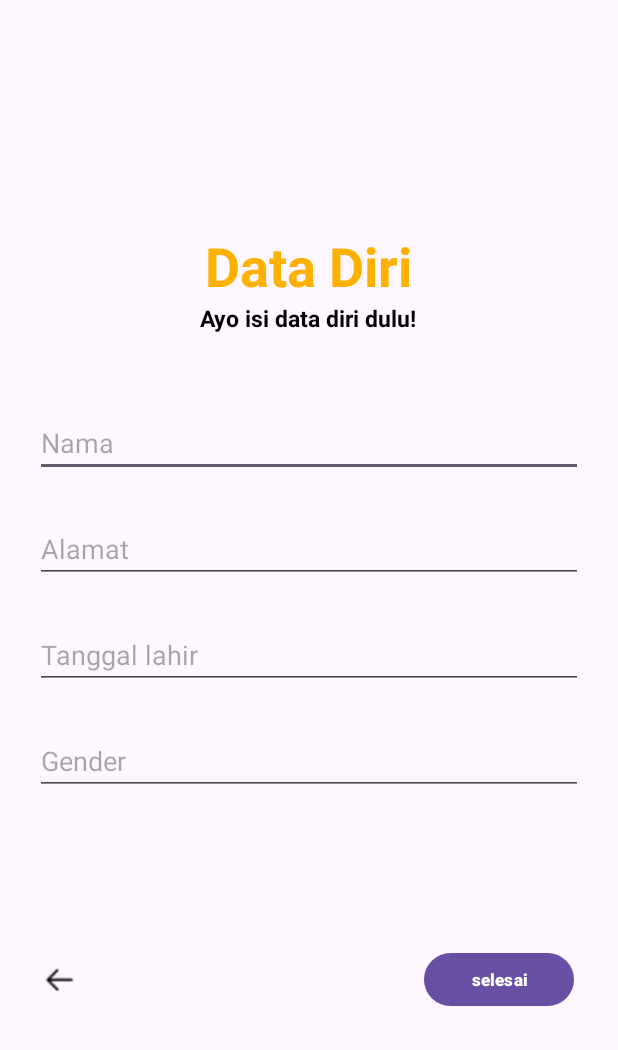
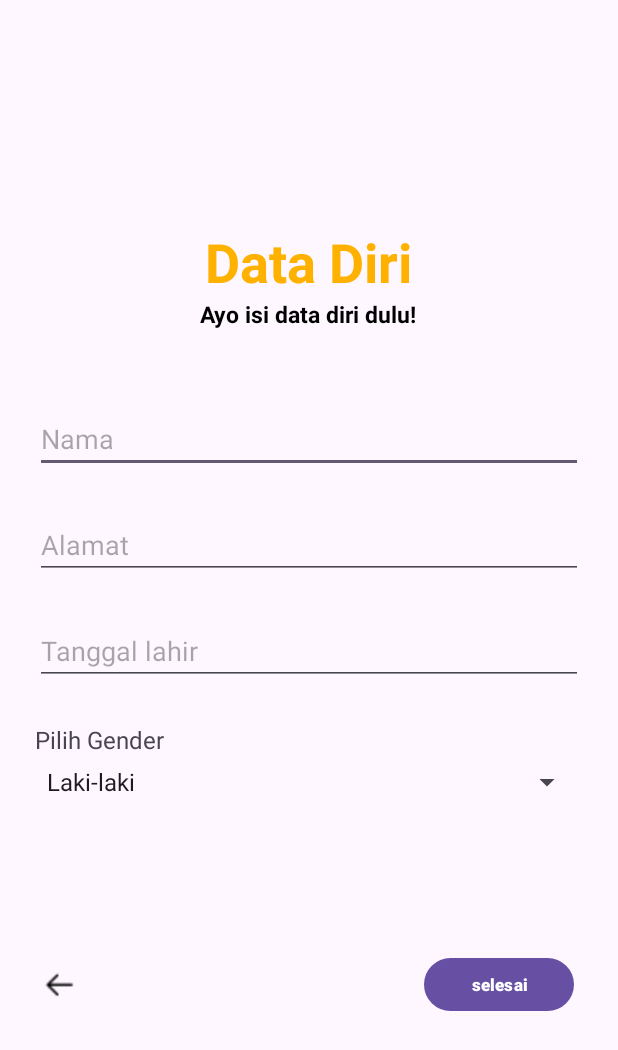
Before and after one commit to PRisadana/Teknofasi-App, an Android app: the PersonalDataMahasiswa2 screen opened directly, with no data from a screen before it, on a phone screen of 412 x 824 dp. Shown: the top 1050 px of the screen. Run offline under Robolectric (Android 15) with nearby library versions, the phone set to English and light mode, and no system bars.

Commit message:
Memberikan Dropdown Gender

```diff
--- a/app/src/main/java/com/example/teknofasi/PersonalDataMahasiswa2.kt
+++ b/app/src/main/java/com/example/teknofasi/PersonalDataMahasiswa2.kt
@@ -3,26 +3,39 @@ package com.example.teknofasi
 import android.app.DatePickerDialog
 import android.content.Intent
 import android.os.Bundle
+import android.os.Parcel
+import android.os.Parcelable
+import android.view.View
+import android.widget.AdapterView
 import android.widget.Button
 import android.widget.EditText
 import android.widget.ImageView
 import androidx.activity.enableEdgeToEdge
 import androidx.appcompat.app.AppCompatActivity
+import android.widget.ArrayAdapter
+import android.widget.Spinner
+import android.widget.Toast
 import androidx.core.view.ViewCompat
 import androidx.core.view.WindowInsetsCompat
 import java.util.Calendar
 
-class PersonalDataMahasiswa2 : AppCompatActivity() {
+class PersonalDataMahasiswa2() : AppCompatActivity(), Parcelable {
     private lateinit var panahkiriImageView: ImageView
     private lateinit var selesaiButton: Button
     private lateinit var tanggallahirEditText: EditText
+    private lateinit var genderSpinner: Spinner
 
     private lateinit var namaEditText: EditText
+
+    constructor(parcel: Parcel) : this() {
+
+    }
 
     private fun initComponents() {
         panahkiriImageView = findViewById(R.id.panahKiri)
         selesaiButton = findViewById(R.id.selesai)
         tanggallahirEditText = findViewById(R.id.tanggalLahirEditText)
+        genderSpinner = findViewById(R.id.genderSpinner)
 
         namaEditText = findViewById(R.id.namaAsliEditText)
     }
@@ -43,6 +56,24 @@ class PersonalDataMahasiswa2 : AppCompatActivity() {
 
         datePickerDialog.show()
 
+    }
+
+    override fun writeToParcel(parcel: Parcel, flags: Int) {
+
+    }
+
+    override fun describeContents(): Int {
+        return 0
+    }
+
+    companion object CREATOR : Parcelable.Creator<PersonalDataMahasiswa2> {
+        override fun createFromParcel(parcel: Parcel): PersonalDataMahasiswa2 {
+            return PersonalDataMahasiswa2(parcel)
+        }
+
+        override fun newArray(size: Int): Array<PersonalDataMahasiswa2?> {
+            return arrayOfNulls(size)
+        }
     }
 
     override fun onCreate(savedInstanceState: Bundle?) {
@@ -78,6 +109,38 @@ class PersonalDataMahasiswa2 : AppCompatActivity() {
             startActivity(intent)
         }
 
+        // Buat ArrayAdapter menggunakan array gender dan layout default spinner
+        ArrayAdapter.createFromResource(
+            this,
+            R.array.gender_array,
+            android.R.layout.simple_spinner_item
+        ).also { adapter ->
+            // Tentukan layout yang akan digunakan saat daftar pilihan muncul
+            adapter.setDropDownViewResource(android.R.layout.simple_spinner_dropdown_item)
+            // Terapkan adapter ke spinner
+            genderSpinner.adapter = adapter
+        }
+
+        genderSpinner.onItemSelectedListener = object : AdapterView.OnItemSelectedListener {
+            override fun onItemSelected(
+                parent: AdapterView<*>,
+                view: View?,
+                position: Int,
+                id: Long
+            ) {
+                val selectedGender = parent.getItemAtPosition(position).toString()
+                Toast.makeText(
+                    this@PersonalDataMahasiswa2,
+                    "Selected gender: $selectedGender",
+                    Toast.LENGTH_SHORT
+                ).show()
+            }
+
+            override fun onNothingSelected(parent: AdapterView<*>) {
+                // Do nothing
+            }
+
+        }
+
     }
-
 }
--- a/app/src/main/res/layout/data_diri_mahasiswa_lanjut.xml
+++ b/app/src/main/res/layout/data_diri_mahasiswa_lanjut.xml
@@ -62,13 +62,33 @@
                 android:hint="@string/tanggal_lahir"
                 android:onClick="showDatePickerDialog" />
 
-            <EditText
-                android:id="@+id/genderEditText"
+<!--            <EditText-->
+<!--                android:id="@+id/genderEditText"-->
+<!--                android:layout_width="match_parent"-->
+<!--                android:layout_height="wrap_content"-->
+<!--                android:layout_marginTop="25dp"-->
+<!--                android:layout_marginEnd="23dp"-->
+<!--                android:hint="@string/gender" />-->
+
+            <TextView
+                android:id="@+id/genderTextView"
                 android:layout_width="match_parent"
                 android:layout_height="wrap_content"
                 android:layout_marginTop="25dp"
                 android:layout_marginEnd="23dp"
-                android:hint="@string/gender" />
+                android:text="@string/pilih_gender"
+                android:textSize="16sp"
+                android:layout_alignParentTop="true"
+                android:layout_centerHorizontal="true"
+                android:layout_marginBottom="5dp"/>
+
+            <Spinner
+                android:id="@+id/genderSpinner"
+                android:layout_width="match_parent"
+                android:layout_height="wrap_content"
+                android:layout_marginEnd="23dp"
+                android:layout_below="@id/genderTextView"
+                android:layout_centerHorizontal="true"/>
 
             <View
                 android:layout_width="match_parent"
--- a/app/src/main/res/layout/login.xml
+++ b/app/src/main/res/layout/login.xml
@@ -80,7 +80,7 @@
         <Button
             android:id="@+id/masuk"
             android:layout_width="120dp"
-            android:layout_height="70dp"
+            android:layout_height="50dp"
             android:layout_gravity="center"
             android:layout_marginTop="20dp"
             android:background="@drawable/rounded_button_orange"
--- a/app/src/main/res/values/strings.xml
+++ b/app/src/main/res/values/strings.xml
@@ -34,4 +34,9 @@
     <string name="selamat_datang">Selamat Datang</string>
     <string name="ayo_isi_data_diri_dulu">Ayo isi data diri dulu!</string>
     <string name="registrasi_anda_berhasil">Registrasi anda\nberhasil!</string>
+    <string name="pilih_gender">Pilih Gender</string>
+    <string-array name="gender_array">
+        <item>Laki-laki</item>
+        <item>Perempuan</item>
+    </string-array>
 </resources>
```
Also changed, not shown: app/src/main/res/layout/register_admin.xml (+4 -4 lines), app/src/main/res/layout/register_dosen.xml (+4 -4 lines), app/src/main/res/layout/register_mahasiswa.xml (+4 -4 lines).
